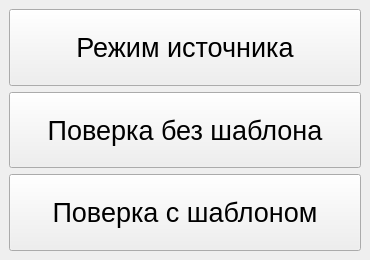
Before: the Qt Designer form ui/startform.ui in irsural/calibrator_pc, drawn with Qt 5.
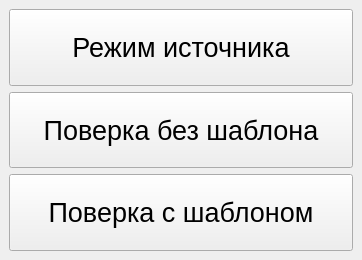
After: the same form once the commit is applied.

Patch:
```diff
--- a/ui/startform.ui
+++ b/ui/startform.ui
@@ -6,7 +6,7 @@
    <rect>
     <x>0</x>
     <y>0</y>
-    <width>370</width>
+    <width>362</width>
     <height>260</height>
    </rect>
   </property>
```
